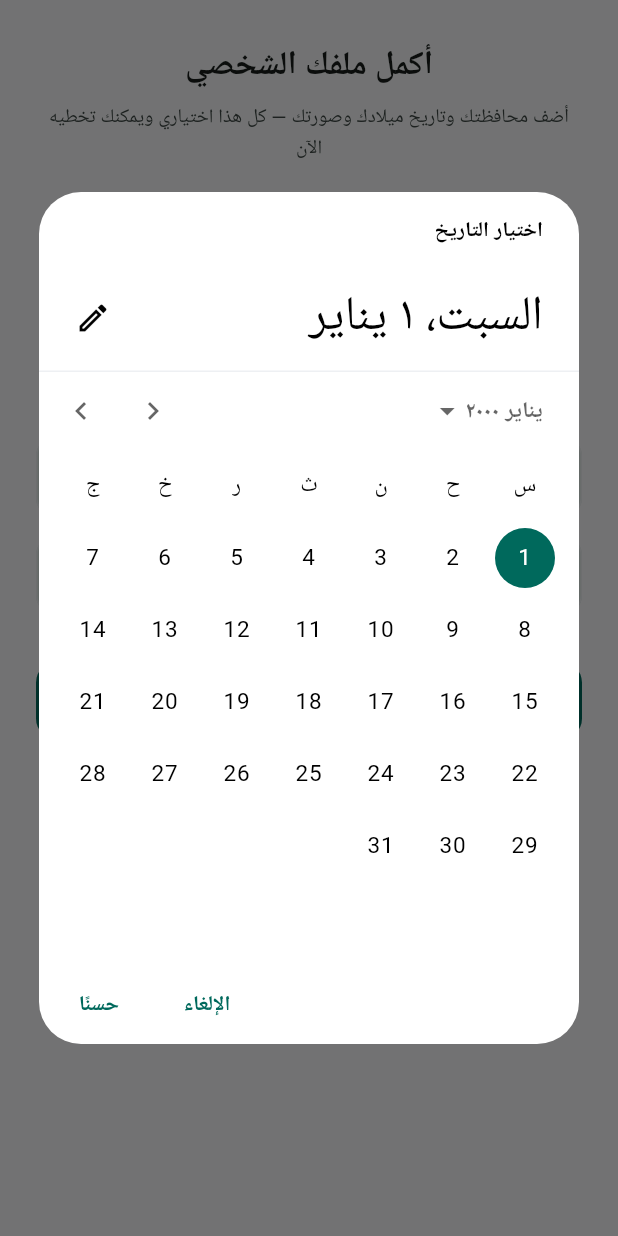
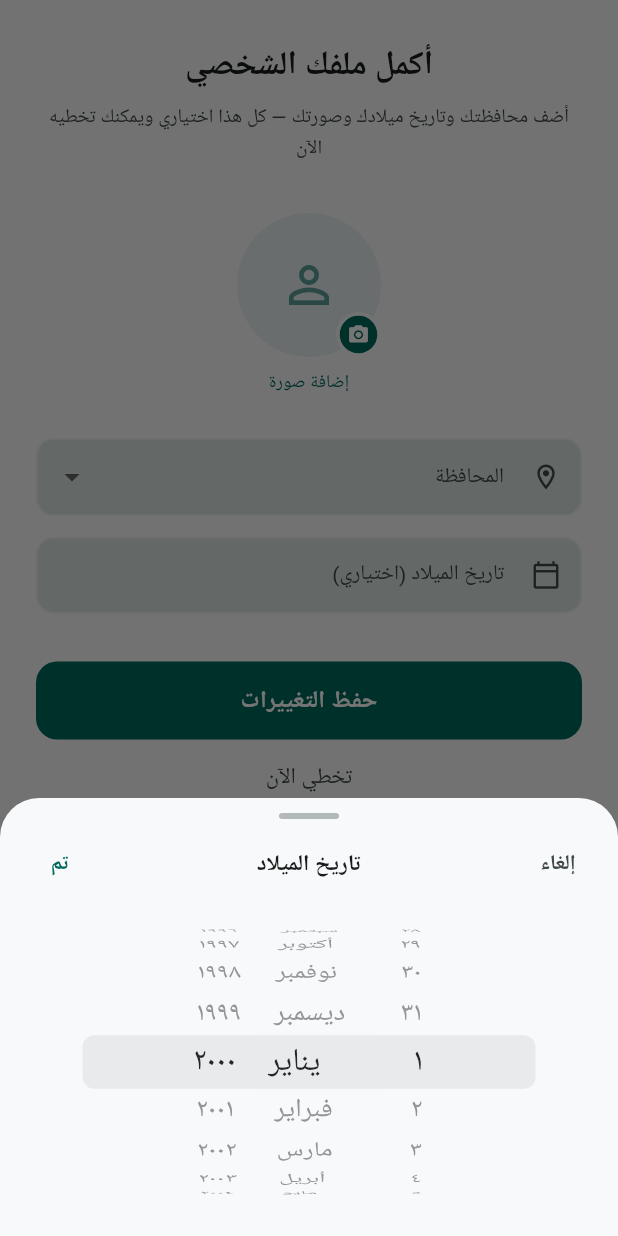
Before and after one commit to iraqpharma/iraq-pharma-guide, a Flutter app: the ProfileCompletionScreen screen opened by its route, after a tap on "تاريخ الميلاد (اختياري)", on a phone screen of 412 x 824 dp. Run offline on Flutter 3.47's test engine with Material 3 defaults, Android fonts, the light colour scheme and no system bars; our stand-ins replace app_links, cached_network_image, connectivity_plus, csv, file_picker, firebase_core and 16 more; missing offline and left inert: mobile_scanner; accounts and stored records are empty; network calls fail; Roboto replaces fonts that are missing (Cairo).

Commit message:
feat(ios): frosted glass tab bar, circular header buttons; feat: wheel birth-date picker

```diff
--- a/lib/features/auth/profile_completion_screen.dart
+++ b/lib/features/auth/profile_completion_screen.dart
@@ -1,4 +1,5 @@
 import 'package:flutter/material.dart';
+import '../../shared/widgets/wheel_date_picker.dart';
 import 'package:go_router/go_router.dart';
 import 'package:google_fonts/google_fonts.dart';
 import '../../core/constants/app_colors.dart';
@@ -37,16 +38,12 @@ class _ProfileCompletionScreenState extends State<ProfileCompletionScreen> {
   }
 
   Future<void> _pickDate() async {
-    final picked = await showDatePicker(
+    // Spinning wheels beat a month grid for a birth year decades back.
+    final picked = await showWheelDatePicker(
       context: context,
       initialDate: _birthDate ?? DateTime(2000),
       firstDate: DateTime(1950),
       lastDate: DateTime.now().subtract(const Duration(days: 365 * 16)),
-      builder: (ctx, child) => Theme(
-        data: Theme.of(ctx).copyWith(
-            colorScheme: const ColorScheme.light(primary: AppColors.primary)),
-        child: child!,
-      ),
     );
     if (picked != null && mounted) {
       setState(() {
--- a/lib/shared/widgets/notification_bell_widget.dart
+++ b/lib/shared/widgets/notification_bell_widget.dart
@@ -1,3 +1,4 @@
+import 'dart:io' show Platform;
 import 'package:flutter/material.dart';
 import 'package:flutter_riverpod/flutter_riverpod.dart';
 import '../../providers/notification_provider.dart';
@@ -17,7 +18,8 @@ class NotificationBellWidget extends ConsumerWidget {
         height: 44,
         decoration: BoxDecoration(
           color: Colors.white.withOpacity(0.18),
-          borderRadius: BorderRadius.circular(14),
+          // iOS conventions favour circular glyph buttons.
+          borderRadius: BorderRadius.circular(Platform.isIOS ? 22 : 14),
         ),
         child: Stack(
           alignment: Alignment.center,
--- /dev/null
+++ b/lib/shared/widgets/wheel_date_picker.dart
@@ -0,0 +1,104 @@
+import 'package:flutter/cupertino.dart';
+import 'package:flutter/material.dart';
+import 'package:google_fonts/google_fonts.dart';
+import '../../core/constants/app_colors.dart';
+
+/// Spinning-wheel birth date picker in a bottom sheet — far quicker than a
+/// month grid when the target date is decades in the past.
+Future<DateTime?> showWheelDatePicker({
+  required BuildContext context,
+  required DateTime initialDate,
+  required DateTime firstDate,
+  required DateTime lastDate,
+  String confirmLabel = 'تم',
+  String cancelLabel = 'إلغاء',
+  String title = 'تاريخ الميلاد',
+}) {
+  var selected = initialDate.isBefore(firstDate)
+      ? firstDate
+      : (initialDate.isAfter(lastDate) ? lastDate : initialDate);
+
+  final cs = Theme.of(context).colorScheme;
+
+  return showModalBottomSheet<DateTime>(
+    context: context,
+    backgroundColor: Colors.transparent,
+    isScrollControlled: true,
+    builder: (ctx) => Container(
+      decoration: BoxDecoration(
+        color: cs.surface,
+        borderRadius: const BorderRadius.vertical(top: Radius.circular(26)),
+      ),
+      child: SafeArea(
+        top: false,
+        child: Column(
+          mainAxisSize: MainAxisSize.min,
+          children: [
+            const SizedBox(height: 10),
+            Container(
+              width: 40,
+              height: 4,
+              decoration: BoxDecoration(
+                color: cs.outline.withOpacity(0.5),
+                borderRadius: BorderRadius.circular(2),
+              ),
+            ),
+            Padding(
+              padding: const EdgeInsets.fromLTRB(8, 6, 8, 0),
+              child: Row(
+                children: [
+                  TextButton(
+                    onPressed: () => Navigator.pop(ctx),
+                    child: Text(cancelLabel,
+                        style: GoogleFonts.cairo(
+                            fontSize: 14, color: cs.onSurfaceVariant)),
+                  ),
+                  Expanded(
+                    child: Text(
+                      title,
+                      textAlign: TextAlign.center,
+                      style: GoogleFonts.cairo(
+                          fontSize: 15,
+                          fontWeight: FontWeight.bold,
+                          color: cs.onSurface),
+                    ),
+                  ),
+                  TextButton(
+                    onPressed: () => Navigator.pop(ctx, selected),
+                    child: Text(confirmLabel,
+                        style: GoogleFonts.cairo(
+                            fontSize: 14,
+                            fontWeight: FontWeight.bold,
+                            color: AppColors.primary)),
+                  ),
+                ],
+              ),
+            ),
+            SizedBox(
+              height: 216,
+              child: CupertinoTheme(
+                data: CupertinoThemeData(
+                  brightness: Theme.of(context).brightness,
+                  textTheme: CupertinoTextThemeData(
+                    dateTimePickerTextStyle: GoogleFonts.cairo(
+                      fontSize: 19,
+                      color: cs.onSurface,
+                    ),
+                  ),
+                ),
+                child: CupertinoDatePicker(
+                  mode: CupertinoDatePickerMode.date,
+                  initialDateTime: selected,
+                  minimumDate: firstDate,
+                  maximumDate: lastDate,
+                  onDateTimeChanged: (d) => selected = d,
+                ),
+              ),
+            ),
+            const SizedBox(height: 8),
+          ],
+        ),
+      ),
+    ),
+  );
+}
```
Also changed, not shown: lib/features/home/home_screen.dart (+43 -5 lines), lib/features/profile/edit_profile_screen.dart (+3 -6 lines), lib/shared/widgets/compact_app_header.dart (+5 -4 lines), lib/shared/widgets/ios_glass_nav_bar.dart (added, +139 -0 lines).
